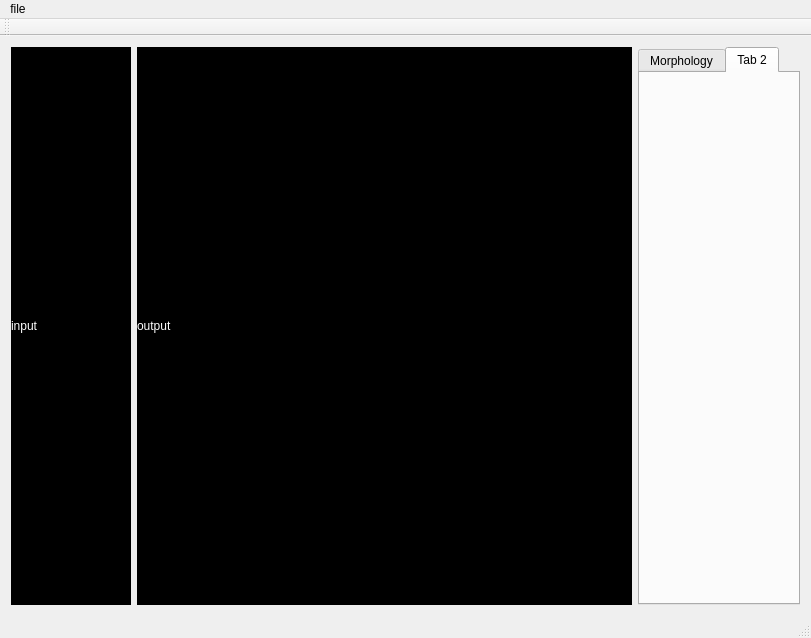
First picture: the form in mainwindow.ui, repository sukamay/dip_tool, before the edit.
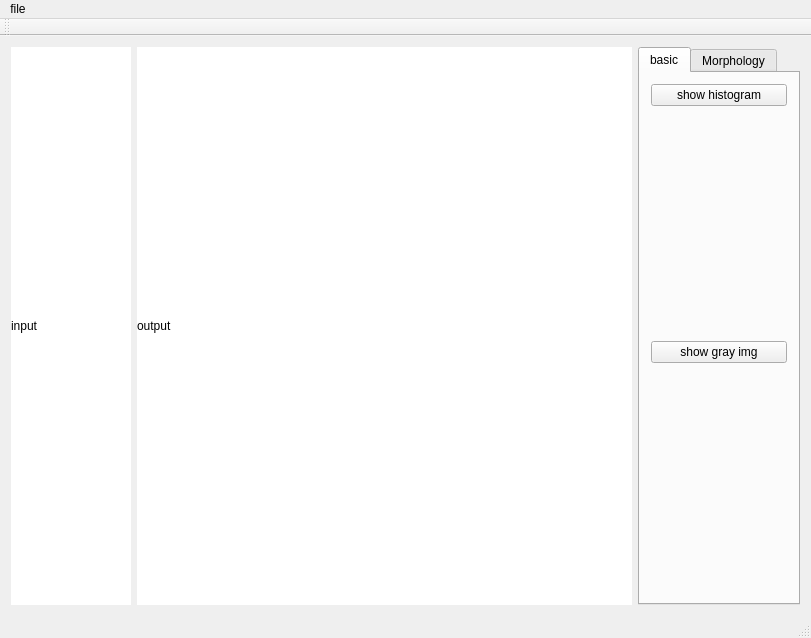
Second picture: the form after the edit. The open tabs and pages were chosen to show the change.

Commit message: feat(show img): show rgb/gray img

```diff
--- a/mainwindow.ui
+++ b/mainwindow.ui
@@ -33,8 +33,7 @@
        <bool>false</bool>
       </property>
       <property name="styleSheet">
-       <string notr="true">background-color: black;
-color: white;</string>
+       <string notr="true">background-color: white;</string>
       </property>
       <property name="text">
        <string>input</string>
@@ -50,9 +49,7 @@
        </sizepolicy>
       </property>
       <property name="styleSheet">
-       <string notr="true">background-color: black;
-color: white;
-text-align: middle;</string>
+       <string notr="true">background-color: white;</string>
       </property>
       <property name="text">
        <string>output</string>
@@ -70,6 +67,33 @@
       <property name="currentIndex">
        <number>0</number>
       </property>
+      <widget class="QWidget" name="tab_2">
+       <property name="sizePolicy">
+        <sizepolicy hsizetype="Preferred" vsizetype="Preferred">
+         <horstretch>0</horstretch>
+         <verstretch>0</verstretch>
+        </sizepolicy>
+       </property>
+       <attribute name="title">
+        <string>basic</string>
+       </attribute>
+       <layout class="QVBoxLayout" name="verticalLayout">
+        <item alignment="Qt::AlignTop">
+         <widget class="QPushButton" name="pushButton_3">
+          <property name="text">
+           <string>show histogram</string>
+          </property>
+         </widget>
+        </item>
+        <item alignment="Qt::AlignTop">
+         <widget class="QPushButton" name="pushButton_4">
+          <property name="text">
+           <string>show gray img</string>
+          </property>
+         </widget>
+        </item>
+       </layout>
+      </widget>
       <widget class="QWidget" name="tab">
        <attribute name="title">
         <string>Morphology</string>
@@ -161,11 +185,6 @@
         </item>
        </layout>
       </widget>
-      <widget class="QWidget" name="tab_2">
-       <attribute name="title">
-        <string>Tab 2</string>
-       </attribute>
-      </widget>
      </widget>
     </item>
    </layout>
```
The commit also changes 5 other files.
